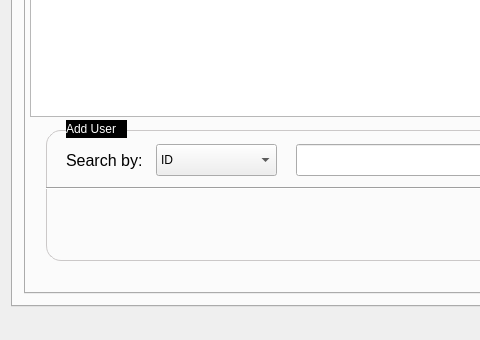
This is management/mainwindow.ui in ChristopherCousin/WTCR as Qt 5 draws it before an edit; both pictures show x 0 to 480 and y 283 to 623 of the 793 by 623 pixel window. The edited form follows.
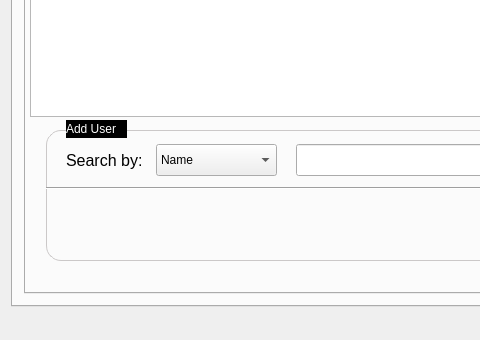
This is the edited form. The open tabs and pages were chosen to show the change. Icons and pictures are not drawn.

The edit to the form file:
```diff
--- a/management/mainwindow.ui
+++ b/management/mainwindow.ui
@@ -420,6 +420,11 @@
               <height>32</height>
              </rect>
             </property>
+            <item>
+             <property name="text">
+              <string>Name</string>
+             </property>
+            </item>
             <item>
              <property name="text">
               <string>ID</string>
```
Left out of the diff: 14 changed lines with no effect on the pictures.
